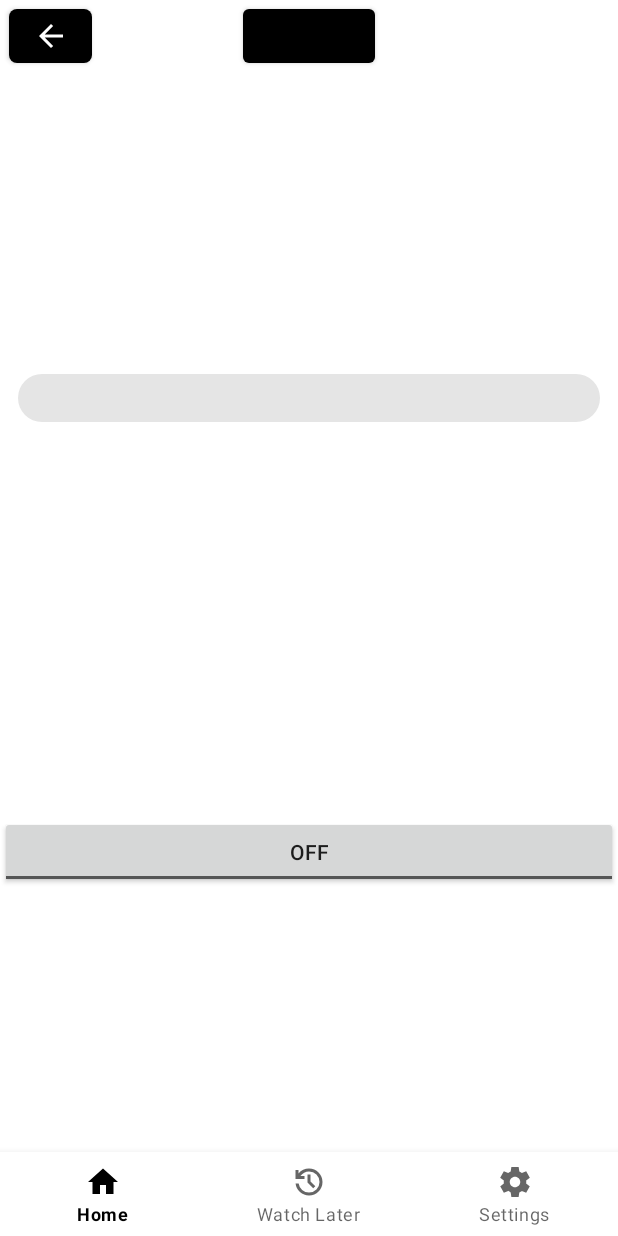
After one commit to Gomida05/DasMediaHub, an Android app built with Jetpack Compose: the UserSetting screen opened through its navigation route, on a phone screen of 412 x 824 dp. The commit adds this screen. Run offline under Robolectric (Android 15) with nearby library versions, the phone set to English and light mode, and no system bars; our stand-ins replace AdMob, navigation-ui; libraries missing offline, so code that uses them is left out: com.chaquo.python.

Commit message:
new Updates (From the library)

```diff
--- a/app/build.gradle.kts
+++ b/app/build.gradle.kts
@@ -10,14 +10,14 @@ plugins {
 
 
 android {
-    signingConfigs {
-        getByName("debug") {
-            storeFile = file("C:\\Users\\esrom\\my-release-key.jks")
-            storePassword = "Esrom@11"
-            keyAlias = "2005"
-            keyPassword = "Esrom@11"
-        }
-    }
+//    signingConfigs {
+//        getByName("debug") {
+//            storeFile = file("C:\\Users\\esrom\\my-release-key.jks")
+//            storePassword = "Esrom@11"
+//            keyAlias = "2005"
+//            keyPassword = "Esrom@11"
+//        }
+//    }
     namespace = "com.das.forui"
     compileSdk = 35
 
--- a/app/src/main/java/com/das/forui/ui/settings/SettingsFragment.kt
+++ b/app/src/main/java/com/das/forui/ui/settings/SettingsFragment.kt
@@ -181,7 +181,7 @@ class SettingsFragment : Fragment() {
 
     when (title) {
       "Setting for searchList" -> {
-        findNavController().navigate(R.id.nav_result)
+        findNavController().navigate(R.id.nav_userSetting)
       }
 
       "HeadLine" -> {
--- /dev/null
+++ b/app/src/main/java/com/das/forui/ui/userSettings/UserSetting.kt
@@ -0,0 +1,49 @@
+package com.das.forui.ui.userSettings
+
+import android.content.res.Configuration
+import android.os.Bundle
+import android.view.LayoutInflater
+import android.view.View
+import android.view.ViewGroup
+import androidx.appcompat.app.AppCompatDelegate
+import androidx.fragment.app.Fragment
+import androidx.navigation.fragment.findNavController
+import com.das.forui.databinding.FragmentUserSettingBinding
+
+class UserSetting: Fragment() {
+    private var _binding: FragmentUserSettingBinding? = null
+    private val binding get() = _binding!!
+
+
+    override fun onCreateView(
+        inflater: LayoutInflater,
+        container: ViewGroup?,
+        savedInstanceState: Bundle?
+    ): View? {
+        _binding = FragmentUserSettingBinding.inflate(inflater, container, false)
+        return binding.root
+
+    }
+
+    override fun onViewCreated(view: View, savedInstanceState: Bundle?) {
+        super.onViewCreated(view, savedInstanceState)
+
+        binding.goBack.setOnClickListener{
+            findNavController().navigateUp()
+        }
+        binding.toggleButton.setOnClickListener {
+            changeTheme()
+        }
+    }
+
+    private fun changeTheme() {
+        val isDarkMode = resources.configuration.uiMode == Configuration.UI_MODE_NIGHT_YES
+        if (isDarkMode) {
+            AppCompatDelegate.setDefaultNightMode(AppCompatDelegate.MODE_NIGHT_NO)
+        } else {
+            AppCompatDelegate.setDefaultNightMode(AppCompatDelegate.MODE_NIGHT_YES)
+        }
+    }
+
+
+}
--- /dev/null
+++ b/app/src/main/res/layout/fragment_user_setting.xml
@@ -0,0 +1,54 @@
+<?xml version="1.0" encoding="utf-8"?>
+<androidx.constraintlayout.widget.ConstraintLayout xmlns:android="http://schemas.android.com/apk/res/android"
+    android:layout_width="match_parent"
+    android:layout_height="match_parent"
+    xmlns:tools="http://schemas.android.com/tools"
+    xmlns:app="http://schemas.android.com/apk/res-auto"
+    tools:context=".ui.userSettings.UserSetting">
+
+
+    <Button
+        android:id="@+id/go_back"
+        android:layout_width="55dp"
+        android:layout_height="wrap_content"
+        app:icon="@drawable/arrow_back"
+        app:cornerRadius="5dp"
+        android:layout_marginStart="6dp"
+        android:tooltipText="@string/exit_this_page"
+        app:layout_constraintTop_toTopOf="parent"
+        app:layout_constraintStart_toStartOf="parent"
+        tools:targetApi="o" />
+
+    <ToggleButton
+        android:id="@+id/toggle_button"
+        android:layout_width="match_parent"
+        android:layout_height="wrap_content"
+        app:layout_constraintBottom_toBottomOf="parent"
+        app:layout_constraintEnd_toEndOf="parent"
+        app:layout_constraintHorizontal_bias="0.0"
+        app:layout_constraintStart_toStartOf="parent"
+        app:layout_constraintTop_toTopOf="parent"
+        app:layout_constraintVertical_bias="0.701" />
+
+    <com.google.android.material.chip.Chip
+        android:id="@+id/chip4"
+        android:layout_width="match_parent"
+        android:layout_height="wrap_content"
+        android:checked="true"
+        app:layout_constraintBottom_toBottomOf="parent"
+        app:layout_constraintEnd_toEndOf="parent"
+        app:layout_constraintHorizontal_bias="1.0"
+        app:layout_constraintStart_toStartOf="parent"
+        app:layout_constraintTop_toTopOf="parent"
+        app:layout_constraintVertical_bias="0.311" />
+
+    <Button
+        android:id="@+id/imageButton"
+        android:layout_width="wrap_content"
+        android:layout_height="wrap_content"
+        android:checkable="true"
+        app:layout_constraintEnd_toEndOf="parent"
+        app:layout_constraintStart_toStartOf="parent"
+        app:layout_constraintTop_toTopOf="parent" />
+
+</androidx.constraintlayout.widget.ConstraintLayout>
--- a/app/src/main/res/navigation/mobile_navigation.xml
+++ b/app/src/main/res/navigation/mobile_navigation.xml
@@ -45,4 +45,9 @@
         android:id="@+id/nav_fullscreen"
         android:name="com.das.forui.ui.videoPlayerLocally.FullScreenPlayerFragment"
         tools:layout="@layout/full_screen_player"/>
+
+    <fragment
+        android:id="@+id/nav_userSetting"
+        android:name="com.das.forui.ui.userSettings.UserSetting"
+        tools:layout="@layout/fragment_user_setting"/>
 </navigation>
```
Also changed, not shown: 1 other file.
